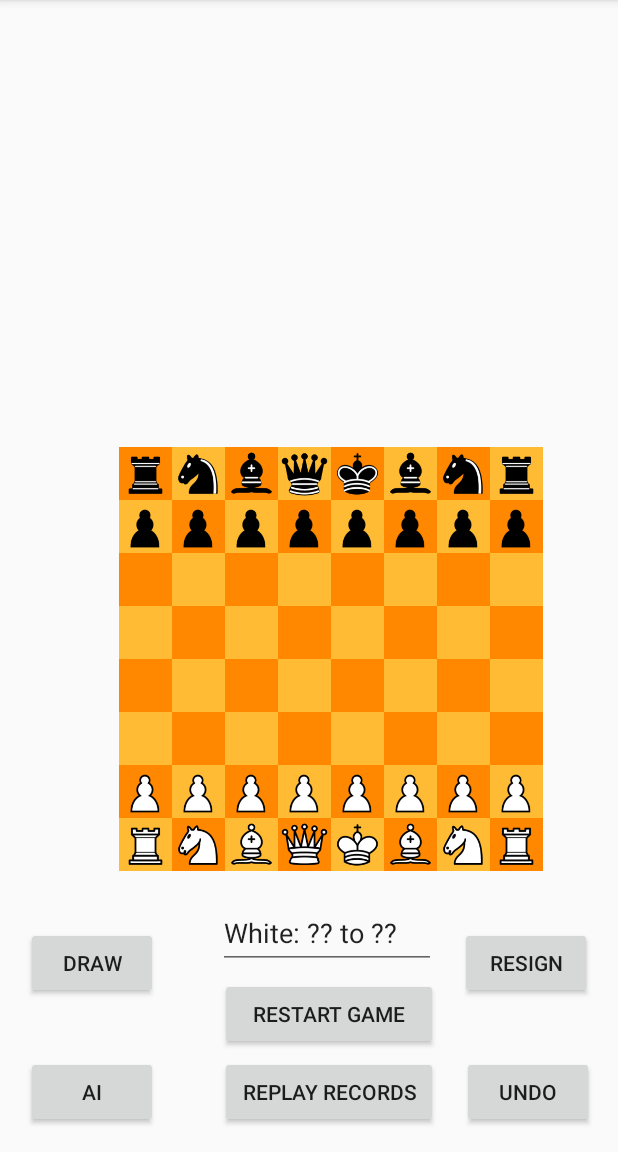
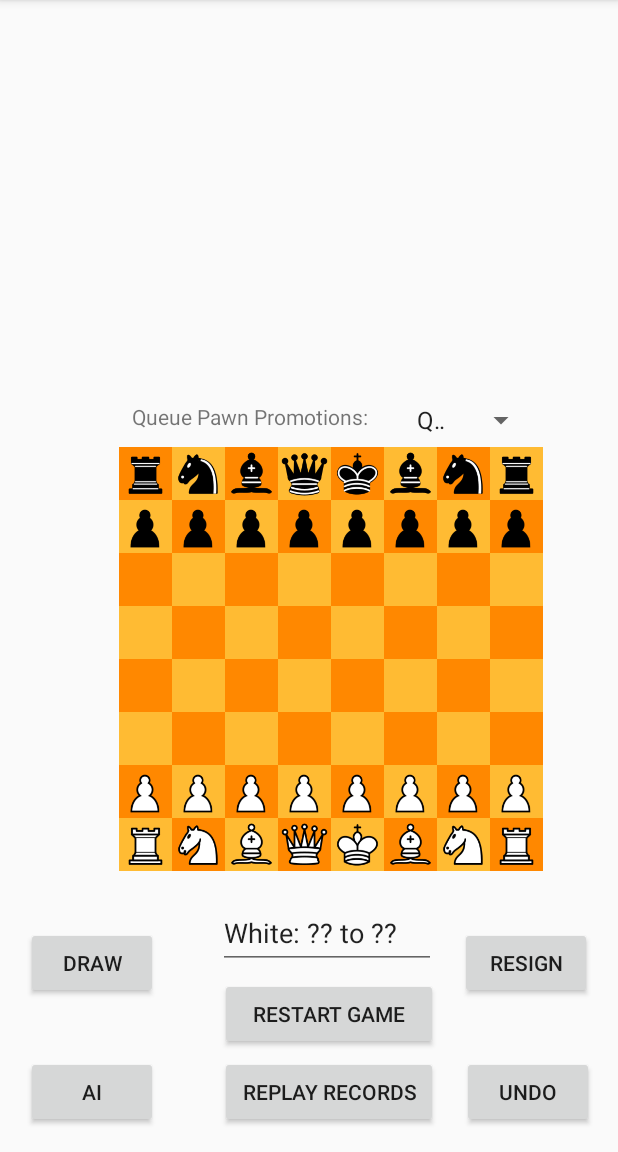
Before and after one commit to jklin1998/android-project-chess-20, an Android app: the screen it shows after launch (MainActivity), on a phone screen of 412 x 824 dp, the part 84-1236 px from its top. Run offline under Robolectric (Android 15) with nearby library versions, the phone set to English and light mode, and no system bars.

Commit message:
Main program is finally done. JavaDocs to be created.

```diff
--- a/app/src/main/res/layout/activity_main.xml
+++ b/app/src/main/res/layout/activity_main.xml
@@ -659,6 +659,25 @@
         app:layout_constraintBottom_toBottomOf="parent"
         app:layout_constraintStart_toStartOf="parent" />
 
+    <TextView
+        android:id="@+id/promotionStr"
+        android:layout_width="170dp"
+        android:layout_height="24dp"
+        android:layout_marginEnd="154dp"
+        android:layout_marginBottom="476dp"
+        android:text="@string/promotionText"
+        app:layout_constraintBottom_toBottomOf="parent"
+        app:layout_constraintEnd_toEndOf="parent" />
+
+    <Spinner
+        android:id="@+id/promotion"
+        android:layout_width="88dp"
+        android:layout_height="wrap_content"
+        android:layout_marginEnd="54dp"
+        android:layout_marginBottom="476dp"
+        app:layout_constraintBottom_toBottomOf="parent"
+        app:layout_constraintEnd_toEndOf="parent" />
+
     <com.google.android.material.textfield.TextInputEditText
         android:id="@+id/sourceInput"
         android:layout_width="145dp"
--- a/app/src/main/res/values/strings.xml
+++ b/app/src/main/res/values/strings.xml
@@ -8,6 +8,7 @@
     <string name="AI_button">AI</string>
     <string name="startText">startText</string>
     <string name="finishText">finishText</string>
+    <string name="promotionText">Queue Pawn Promotions:</string>
     <string name="a1">a1</string>
     <string name="a2">a2</string>
     <string name="a3">a3</string>
```
Also changed, not shown: app/src/main/java/com/example/androidprojectchess20/MainActivity.java (+75 -10 lines).
